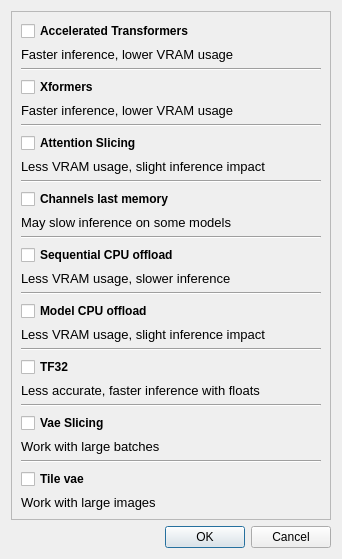
Above: src/airunner/pyqt/advanced_settings.ui from Capsize-Games/airunner before the change. Below: the same form after it.
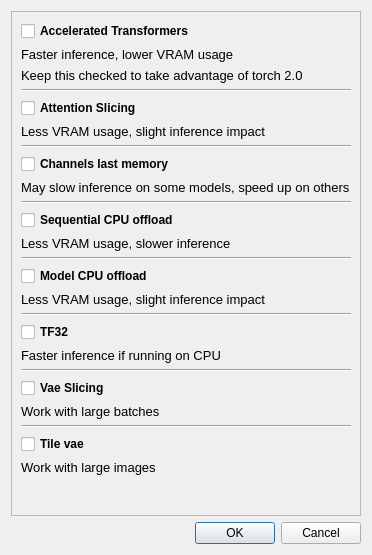
That is the form after the change.

Commit message: Remove xformers and add more info to memory settings

What changed in the file:
```diff
--- a/src/airunner/pyqt/advanced_settings.ui
+++ b/src/airunner/pyqt/advanced_settings.ui
@@ -6,8 +6,8 @@
    <rect>
     <x>0</x>
     <y>0</y>
-    <width>342</width>
-    <height>539</height>
+    <width>372</width>
+    <height>555</height>
    </rect>
   </property>
   <property name="windowTitle">
@@ -66,46 +66,20 @@
           </property>
          </widget>
         </item>
-        <item>
-         <widget class="Line" name="line_8">
-          <property name="orientation">
-           <enum>Qt::Horizontal</enum>
-          </property>
-         </widget>
-        </item>
-        <item>
-         <widget class="QCheckBox" name="use_xformers">
-          <property name="font">
-           <font>
-            <bold>true</bold>
-           </font>
-          </property>
-          <property name="toolTip">
-           <string>&lt;html&gt;&lt;head/&gt;&lt;body&gt;&lt;p&gt;&lt;span style=&quot; font-weight:400;&quot;&gt;It is recommended to leave this enabled for faster inference and reduced memory consumption.&lt;/span&gt;&lt;/p&gt;&lt;/body&gt;&lt;/html&gt;</string>
-          </property>
-          <property name="text">
-           <string>Xformers</string>
-          </property>
-         </widget>
-        </item>
         <item>
          <widget class="QLabel" name="label_9">
           <property name="font">
            <font>
             <pointsize>10</pointsize>
-            <italic>false</italic>
            </font>
           </property>
           <property name="text">
-           <string>Faster inference, lower VRAM usage</string>
-          </property>
-          <property name="indent">
-           <number>-1</number>
+           <string>Keep this checked to take advantage of torch 2.0</string>
           </property>
          </widget>
         </item>
         <item>
-         <widget class="Line" name="line_7">
+         <widget class="Line" name="line_8">
           <property name="orientation">
            <enum>Qt::Horizontal</enum>
           </property>
@@ -173,7 +147,7 @@
            </font>
           </property>
           <property name="text">
-           <string>May slow inference on some models</string>
+           <string>May slow inference on some models, speed up on others</string>
           </property>
           <property name="indent">
            <number>-1</number>
@@ -287,7 +261,7 @@
            </font>
           </property>
           <property name="text">
-           <string>Less accurate, faster inference with floats</string>
+           <string>Faster inference if running on CPU</string>
           </property>
           <property name="indent">
            <number>-1</number>
```
The commit also changes 8 other files.
